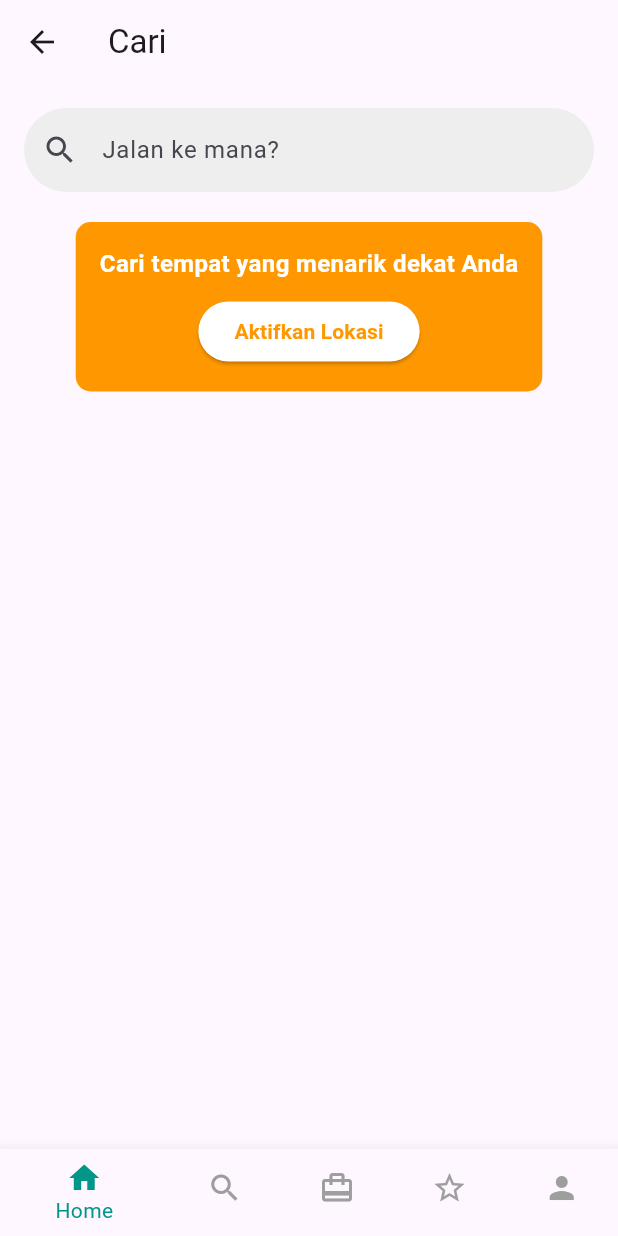
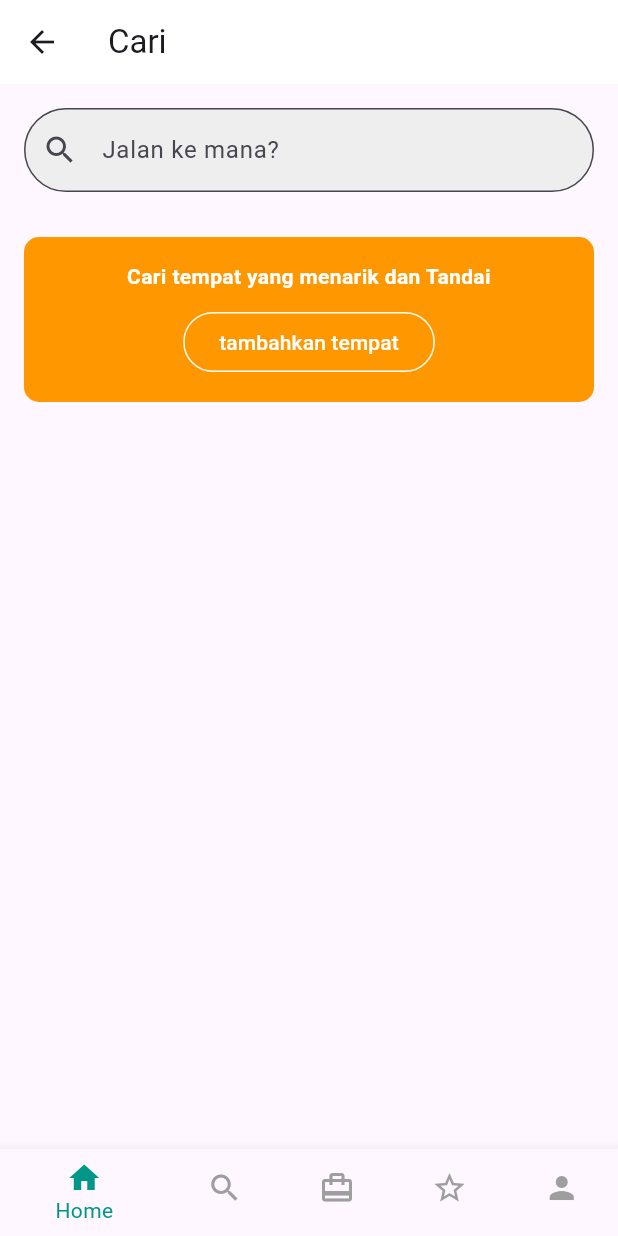
Before and after one commit to Mikasenz/P.Mobile, a Flutter app: the CariView screen opened by its route, on a phone screen of 412 x 824 dp. Run offline on Flutter 3.47's test engine with Material 3 defaults, Android fonts, the phone set to English and light mode, and no system bars; our stand-ins replace animated_splash_screen, get, image_picker, sign_in_button.

```diff
--- a/lib/app/modules/Cari/controllers/cari_controller.dart
+++ b/lib/app/modules/Cari/controllers/cari_controller.dart
@@ -1,9 +1,20 @@
 import 'package:get/get.dart';
 
 class CariController extends GetxController {
+  // Reactive variable to track location activation state
   var isLocationActive = false.obs;
 
+  get onItemTapped => null;
+
+  get selectedIndex => null;
+
+  get addPlace => null;
+
+  // Toggle function to switch location on and off
   void toggleLocation() {
+    // This toggles the value between true and false
     isLocationActive.value = !isLocationActive.value;
+
+    // Add additional logic here if needed, e.g., checking for permissions
   }
 }
--- a/lib/app/modules/Cari/views/cari_view.dart
+++ b/lib/app/modules/Cari/views/cari_view.dart
@@ -1,91 +1,71 @@
 import 'package:flutter/material.dart';
 import 'package:get/get.dart';
 import 'package:skibidiskibidisigma/app/modules/navbar/views/navbar_view.dart';
+import 'package:skibidiskibidisigma/app/modules/Cari/controllers/cari_controller.dart';
 
 import '../controllers/cari_controller.dart';
 
-class CariView extends GetView <CariController> {
-  const CariView({super.key});
+class CariView extends StatelessWidget {
+  final CariController controller = CariController();
 
   @override
   Widget build(BuildContext context) {
     return Scaffold(
       appBar: AppBar(
-        title: const Text('Cari'),
-        centerTitle: false,
+        title: Text("Cari"),
+        backgroundColor: Colors.white,
+        elevation: 0,
       ),
+
       body: Padding(
         padding: const EdgeInsets.all(16.0),
         child: Column(
           crossAxisAlignment: CrossAxisAlignment.start,
-          children: [
+          children: <Widget>[
             TextField(
               decoration: InputDecoration(
+                prefixIcon: Icon(Icons.search),
                 hintText: 'Jalan ke mana?',
-                prefixIcon: const Icon(Icons.search),
                 border: OutlineInputBorder(
                   borderRadius: BorderRadius.circular(30),
-                  borderSide: BorderSide.none,
                 ),
                 filled: true,
                 fillColor: Colors.grey[200],
               ),
             ),
-            const SizedBox(height: 20),
-            Obx(() {
-              return Center(
-                child: Column(
-                  children: [
+            SizedBox(height: 30),
             Container(
-                      padding: const EdgeInsets.all(16),
+              padding: EdgeInsets.all(16),
+              width: double.infinity,
               decoration: BoxDecoration(
                 color: Colors.orange,
                 borderRadius: BorderRadius.circular(10),
               ),
               child: Column(
                 children: [
-                          const Text(
-                            'Cari tempat yang menarik dekat Anda',
+                  Text(
+                    'Cari tempat yang menarik dan Tandai',
                     style: TextStyle(
                       color: Colors.white,
-                              fontSize: 16,
                       fontWeight: FontWeight.bold,
                     ),
+                    textAlign: TextAlign.center,
                   ),
-                          const SizedBox(height: 10),
-                          ElevatedButton(
-                            onPressed: controller.toggleLocation,
-                            style: ElevatedButton.styleFrom(
-                              backgroundColor: Colors.white,
-                              shape: RoundedRectangleBorder(
-                                borderRadius: BorderRadius.circular(20),
+                  SizedBox(height: 10),
+                  OutlinedButton(
+                    onPressed: controller.addPlace,
+                    child: Text(
+                      'tambahkan tempat',
+                      style: TextStyle(color: Colors.white),
                     ),
-                            ),
-                            child: Text(
-                              controller.isLocationActive.value
-                                  ? 'Lokasi Aktif'
-                                  : 'Aktifkan Lokasi',
-                              style: const TextStyle(
-                                color: Colors.orange,
-                                fontWeight: FontWeight.bold,
-                              ),
+                    style: OutlinedButton.styleFrom(
+                      side: BorderSide(color: Colors.white),
+                      shape: StadiumBorder(),
                     ),
                   ),
                 ],
               ),
             ),
-                    if (controller.isLocationActive.value)
-                      const Padding(
-                        padding: EdgeInsets.all(8.0),
-                        child: Text(
-                          'Lokasi Anda sudah aktif.',
-                          style: TextStyle(color: Colors.green),
-                        ),
-                      )
-                  ],
-                ),
-              );
-            })
           ],
         ),
       ),
--- a/lib/app/modules/akun/views/akun_view.dart
+++ b/lib/app/modules/akun/views/akun_view.dart
@@ -24,7 +24,7 @@ class ProfilePage extends StatelessWidget {
       body: Column(
         children: [
           Container(
-            color: const Color.fromARGB(255, 249, 248, 248),
+            color: const Color.fromARGB(255, 255, 255, 255),
             padding: const EdgeInsets.all(20),
             child: Column(
               children: [
--- a/lib/app/routes/app_pages.dart
+++ b/lib/app/routes/app_pages.dart
@@ -36,7 +36,7 @@ class AppPages {
 
   GetPage(
       name: _Paths.CARI,
-      page: () => const CariView(),
+      page: () => CariView(),
       bindings: [
         HomeBinding(),
         NavbarBinding(), // Tambahkan binding lain di sini
```
Also changed, not shown: lib/app/modules/Plan/controllers/plan_controller.dart (+18 -6 lines), lib/app/modules/Plan/views/plan_view.dart (+57 -14 lines). Lines whose indentation alone changed are shown as unchanged.
